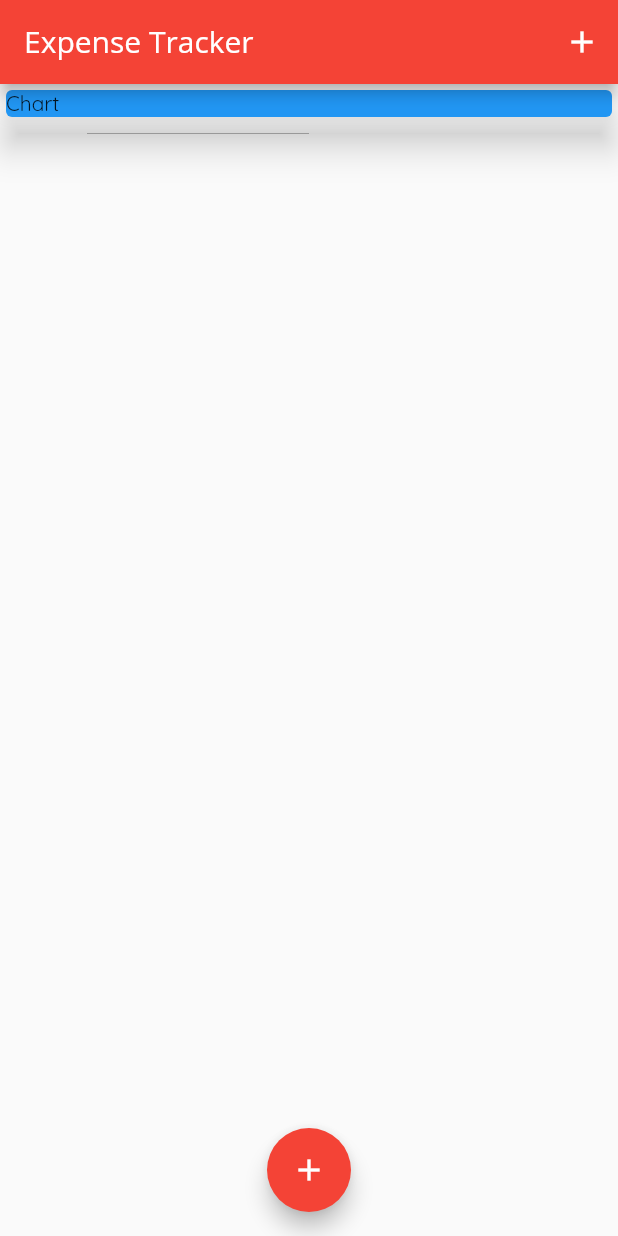
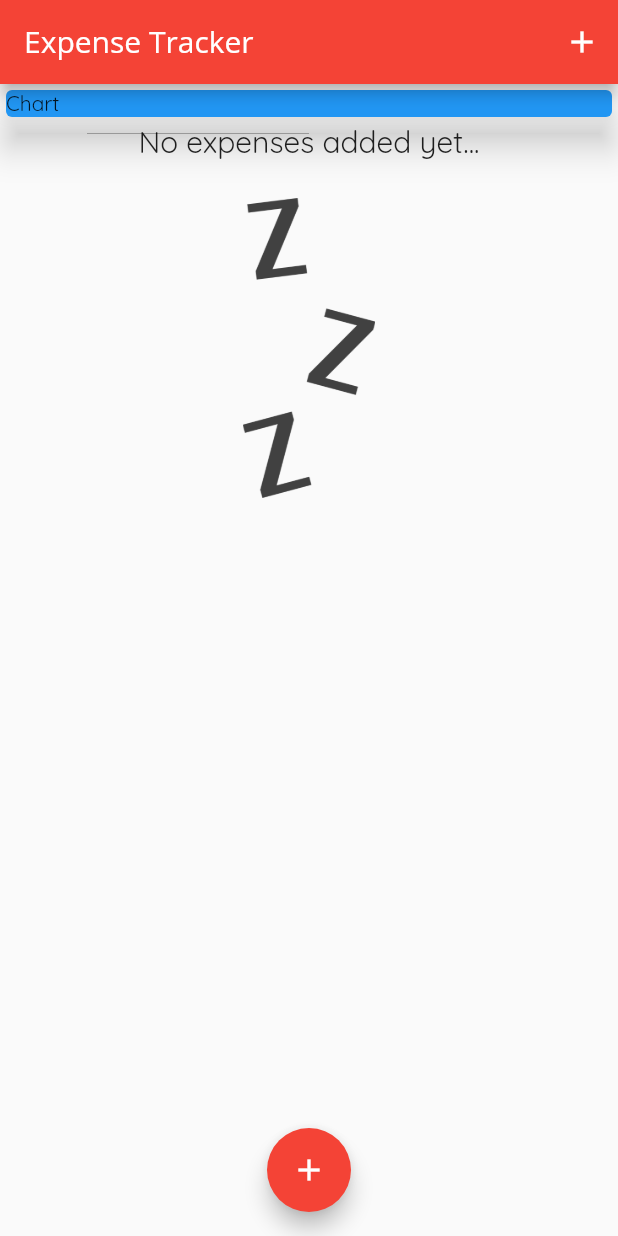
Before and after one commit to EYoung75/expense-tracker, a Flutter app: the screen it shows after launch, on a phone screen of 412 x 824 dp. Run offline on Flutter 3.47's test engine with Material 2 defaults, Android fonts, the phone set to English and light mode, and no system bars.

Commit message:
added ternary to render waiting image if transactions list is empty

```diff
--- a/lib/widgets/transactionList.dart
+++ b/lib/widgets/transactionList.dart
@@ -12,7 +12,23 @@ class TransactionList extends StatelessWidget {
   Widget build(BuildContext context) {
     return Container(
       height: 300,
-      child: ListView.builder(
+      child: transactions.isEmpty
+          ? Column(
+              children: <Widget>[
+                Text(
+                  "No expenses added yet...",
+                  style: Theme.of(context).textTheme.title,
+                ),
+                SizedBox(height: 25),
+                Container(
+                  height: 200,
+                    child: Image.asset(
+                  "assets/images/waiting.png",
+                  fit: BoxFit.cover,
+                ))
+              ],
+            )
+          : ListView.builder(
               itemBuilder: (context, index) {
                 return Card(
                   margin: EdgeInsets.symmetric(horizontal: 20.0, vertical: 10),
@@ -37,10 +53,8 @@ class TransactionList extends StatelessWidget {
                       Column(
                         crossAxisAlignment: CrossAxisAlignment.start,
                         children: <Widget>[
-                    Text(
-                      transactions[index].title,
-                      style: Theme.of(context).textTheme.title
-                    ),
+                          Text(transactions[index].title,
+                              style: Theme.of(context).textTheme.title),
                           Text(
                             DateFormat.yMMMd().format(transactions[index].date),
                             style: TextStyle(color: Colors.grey),
--- a/pubspec.yaml
+++ b/pubspec.yaml
@@ -42,8 +42,8 @@ flutter:
   uses-material-design: true
 
   # To add assets to your application, add an assets section, like this:
-  # assets:
-  #  - images/a_dot_burr.jpeg
+  assets:
+   - assets/images/waiting.png
   #  - images/a_dot_ham.jpeg
 
   # An image asset can refer to one or more resolution-specific "variants", see
```
Lines whose indentation alone changed are shown as unchanged.
